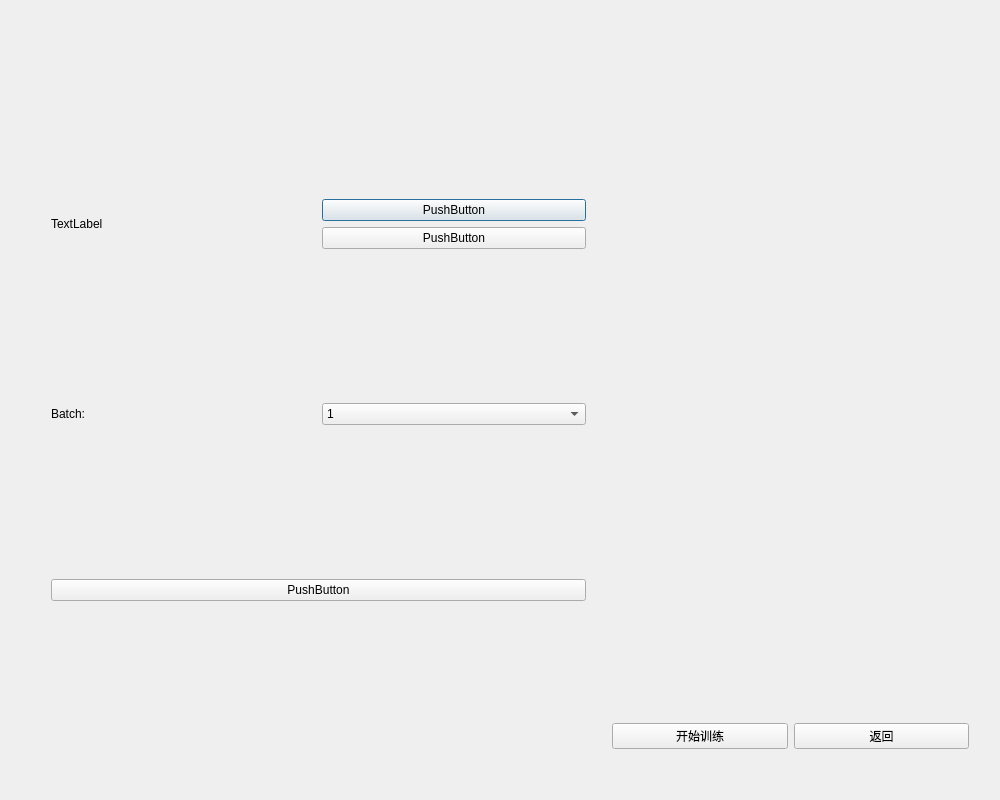
Before: the Qt Designer form GUI/train.ui in ZxxWs/IdentifyBuilding, drawn with Qt 5.
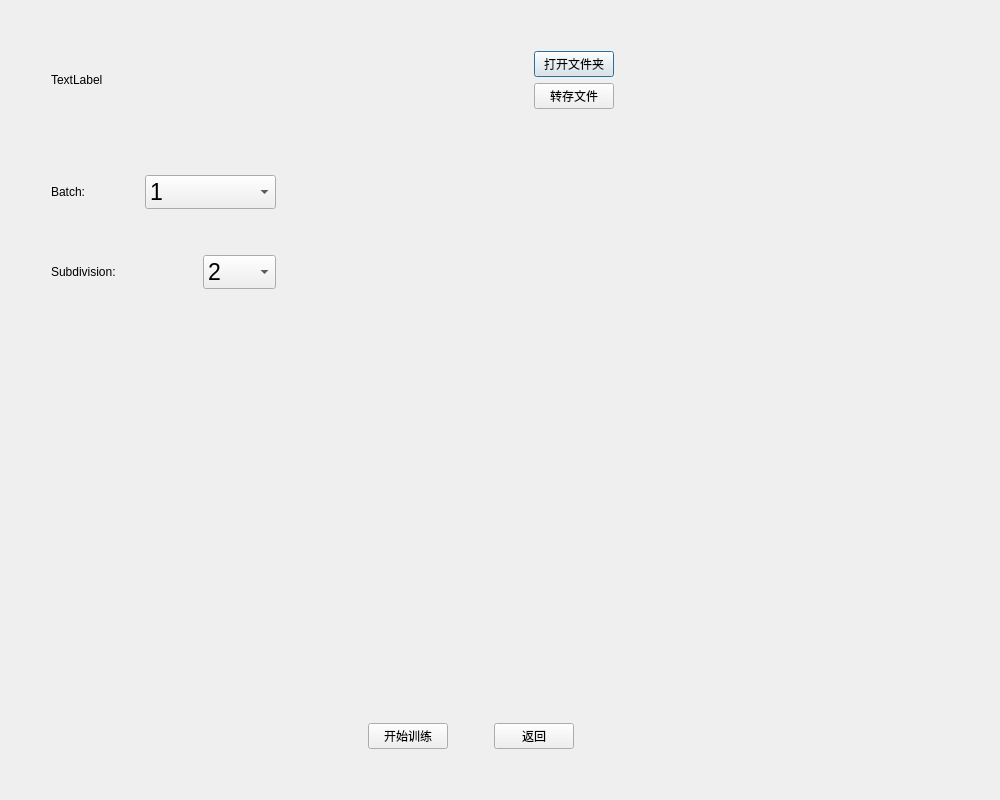
After: the same form once the commit is applied.

Commit message: train功能基本完成（缺少部分参数调节

What changed in the file:
```diff
--- a/GUI/train.ui
+++ b/GUI/train.ui
@@ -30,7 +30,7 @@
       </spacer>
      </item>
      <item>
-      <layout class="QHBoxLayout" name="horizontalLayout" stretch="0,3,0,2,0">
+      <layout class="QHBoxLayout" name="horizontalLayout" stretch="0,3,2">
        <item>
         <spacer name="horizontalSpacer_2">
          <property name="orientation">
@@ -45,9 +45,9 @@
         </spacer>
        </item>
        <item>
-        <layout class="QVBoxLayout" name="verticalLayout_4">
+        <layout class="QVBoxLayout" name="verticalLayout_4" stretch="1,5">
          <item>
-          <layout class="QHBoxLayout" name="horizontalLayout_4">
+          <layout class="QHBoxLayout" name="horizontalLayout_4" stretch="1,0">
            <item>
             <layout class="QVBoxLayout" name="verticalLayout_5">
              <item>
@@ -64,14 +64,14 @@
              <item>
               <widget class="QPushButton" name="pushButtonOpenDir">
                <property name="text">
-                <string>PushButton</string>
+                <string>打开文件夹</string>
                </property>
               </widget>
              </item>
              <item>
               <widget class="QPushButton" name="pushButtonMove">
                <property name="text">
-                <string>PushButton</string>
+                <string>转存文件</string>
                </property>
               </widget>
              </item>
@@ -80,9 +80,26 @@
           </layout>
          </item>
          <item>
-          <layout class="QHBoxLayout" name="horizontalLayout_2">
+          <layout class="QVBoxLayout" name="verticalLayout_7" stretch="0,1,0,1,1,0">
            <item>
-            <widget class="QLabel" name="label_2">
+            <spacer name="verticalSpacer_5">
+             <property name="orientation">
+              <enum>Qt::Vertical</enum>
+             </property>
+             <property name="sizeHint" stdset="0">
+              <size>
+               <width>20</width>
+               <height>60</height>
+              </size>
+             </property>
+            </spacer>
+           </item>
+           <item>
+            <layout class="QHBoxLayout" name="horizontalLayout_2" stretch="2,3">
+             <item>
+              <layout class="QHBoxLayout" name="horizontalLayout_7" stretch="2,3">
+               <item>
+                <widget class="QLabel" name="labelBatch">
              <property name="sizePolicy">
               <sizepolicy hsizetype="Preferred" vsizetype="Preferred">
                <horstretch>0</horstretch>
@@ -95,7 +112,18 @@
             </widget>
            </item>
            <item>
-            <widget class="QComboBox" name="comboBox">
+                <widget class="QComboBox" name="comboBoxBatch">
+                 <property name="sizePolicy">
+                  <sizepolicy hsizetype="Preferred" vsizetype="Fixed">
+                   <horstretch>0</horstretch>
+                   <verstretch>0</verstretch>
+                  </sizepolicy>
+                 </property>
+                 <property name="font">
+                  <font>
+                   <pointsize>17</pointsize>
+                  </font>
+                 </property>
              <item>
               <property name="text">
                <string>1</string>
@@ -141,35 +169,108 @@
           </layout>
          </item>
          <item>
-          <layout class="QHBoxLayout" name="horizontalLayout_3">
+              <spacer name="horizontalSpacer_4">
+               <property name="orientation">
+                <enum>Qt::Horizontal</enum>
+               </property>
+               <property name="sizeHint" stdset="0">
+                <size>
+                 <width>40</width>
+                 <height>20</height>
+                </size>
+               </property>
+              </spacer>
+             </item>
+            </layout>
+           </item>
            <item>
-            <widget class="QPushButton" name="pushButton_2">
+            <spacer name="verticalSpacer_6">
+             <property name="orientation">
+              <enum>Qt::Vertical</enum>
+             </property>
+             <property name="sizeHint" stdset="0">
+              <size>
+               <width>20</width>
+               <height>40</height>
+              </size>
+             </property>
+            </spacer>
+           </item>
+           <item>
+            <layout class="QHBoxLayout" name="horizontalLayout_6" stretch="2,3">
+             <item>
+              <layout class="QHBoxLayout" name="horizontalLayout_3" stretch="2,1">
+               <item>
+                <widget class="QLabel" name="label">
              <property name="text">
-              <string>PushButton</string>
+                  <string>Subdivision:</string>
              </property>
             </widget>
            </item>
-          </layout>
-         </item>
+               <item>
+                <widget class="QComboBox" name="comboBoxSubdivision">
+                 <property name="sizePolicy">
+                  <sizepolicy hsizetype="Preferred" vsizetype="Fixed">
+                   <horstretch>0</horstretch>
+                   <verstretch>0</verstretch>
+                  </sizepolicy>
+                 </property>
+                 <property name="font">
+                  <font>
+                   <pointsize>17</pointsize>
+                  </font>
+                 </property>
+                 <item>
+                  <property name="text">
+                   <string>2</string>
+                  </property>
+                 </item>
+                 <item>
+                  <property name="text">
+                   <string>4</string>
+                  </property>
+                 </item>
+                 <item>
+                  <property name="text">
+                   <string>8</string>
+                  </property>
+                 </item>
+                 <item>
+                  <property name="text">
+                   <string>16</string>
+                  </property>
+                 </item>
+                 <item>
+                  <property name="text">
+                   <string>32</string>
+                  </property>
+                 </item>
+                 <item>
+                  <property name="text">
+                   <string>64</string>
+                  </property>
+                 </item>
+                </widget>
+               </item>
         </layout>
        </item>
        <item>
-        <spacer name="horizontalSpacer_3">
+              <spacer name="horizontalSpacer_5">
          <property name="orientation">
           <enum>Qt::Horizontal</enum>
          </property>
          <property name="sizeHint" stdset="0">
           <size>
-           <width>20</width>
+                 <width>40</width>
            <height>20</height>
           </size>
          </property>
         </spacer>
        </item>
+            </layout>
+           </item>
        <item>
-        <layout class="QVBoxLayout" name="verticalLayout_2" stretch="4,1">
-         <item>
-          <spacer name="verticalSpacer">
+            <spacer name="verticalSpacer_4">
            <property name="orientation">
             <enum>Qt::Vertical</enum>
            </property>
@@ -182,14 +283,42 @@
           </spacer>
          </item>
          <item>
-          <layout class="QHBoxLayout" name="horizontalLayout_5">
+            <layout class="QVBoxLayout" name="verticalLayout_2" stretch="1">
            <item>
-            <widget class="QPushButton" name="pushButton">
+              <layout class="QHBoxLayout" name="horizontalLayout_5" stretch="1,0,0,0,0">
+               <item>
+                <spacer name="horizontalSpacer_7">
+                 <property name="orientation">
+                  <enum>Qt::Horizontal</enum>
+                 </property>
+                 <property name="sizeHint" stdset="0">
+                  <size>
+                   <width>40</width>
+                   <height>20</height>
+                  </size>
+                 </property>
+                </spacer>
+               </item>
+               <item>
+                <widget class="QPushButton" name="pushButtonTrain">
              <property name="text">
               <string>开始训练</string>
              </property>
             </widget>
            </item>
+               <item>
+                <spacer name="horizontalSpacer_8">
+                 <property name="orientation">
+                  <enum>Qt::Horizontal</enum>
+                 </property>
+                 <property name="sizeHint" stdset="0">
+                  <size>
+                   <width>40</width>
+                   <height>20</height>
+                  </size>
+                 </property>
+                </spacer>
+               </item>
            <item>
             <widget class="QPushButton" name="pushButtonBack">
              <property name="text">
@@ -197,12 +326,29 @@
              </property>
             </widget>
            </item>
+               <item>
+                <spacer name="horizontalSpacer_6">
+                 <property name="orientation">
+                  <enum>Qt::Horizontal</enum>
+                 </property>
+                 <property name="sizeHint" stdset="0">
+                  <size>
+                   <width>40</width>
+                   <height>20</height>
+                  </size>
+                 </property>
+                </spacer>
+               </item>
           </layout>
          </item>
         </layout>
        </item>
+          </layout>
+         </item>
+        </layout>
+       </item>
        <item>
-        <spacer name="horizontalSpacer">
+        <spacer name="horizontalSpacer_3">
          <property name="orientation">
           <enum>Qt::Horizontal</enum>
          </property>
```
Left out of the diff: 2 changed lines with no effect on the pictures. Lines whose indentation alone changed are shown as unchanged. The commit also changes 7 other files.
